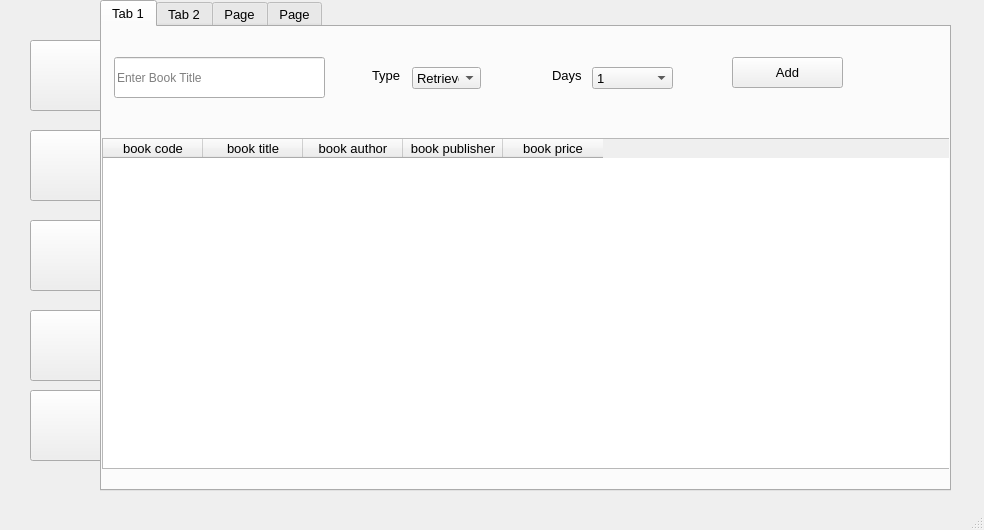
Old version of the form LMS/library.ui in the repository Chidvilasreddy/DBMS_MINI_PROJECT.
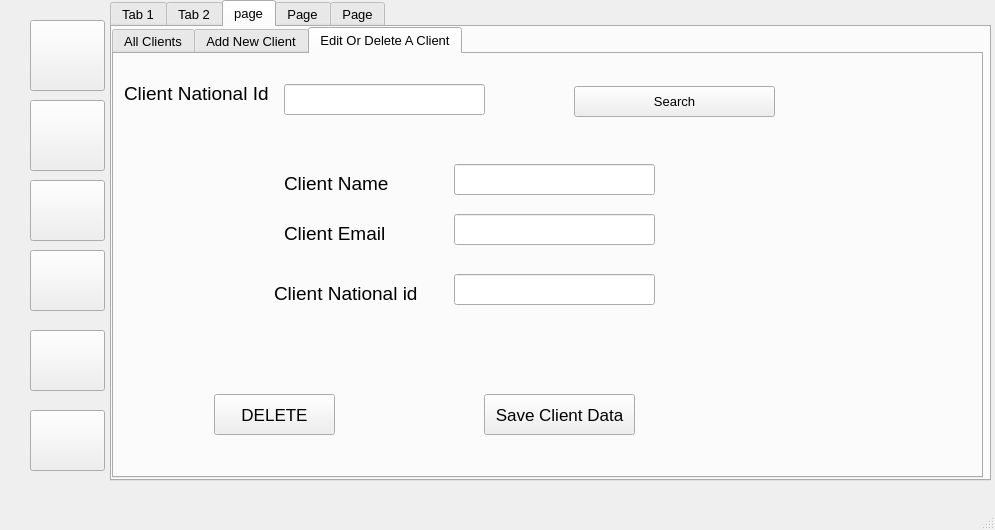
New version of the form. The open tabs and pages were chosen to show the change. Icons and pictures are not drawn.

What changed in the file:
```diff
--- a/LMS/library.ui
+++ b/LMS/library.ui
@@ -6,7 +6,7 @@
    <rect>
     <x>0</x>
     <y>0</y>
-    <width>984</width>
+    <width>995</width>
     <height>530</height>
    </rect>
   </property>
@@ -18,7 +18,7 @@
     <property name="geometry">
      <rect>
       <x>30</x>
-      <y>40</y>
+      <y>20</y>
       <width>75</width>
       <height>71</height>
      </rect>
@@ -41,7 +41,7 @@
     <property name="geometry">
      <rect>
       <x>30</x>
-      <y>130</y>
+      <y>100</y>
       <width>75</width>
       <height>71</height>
      </rect>
@@ -64,9 +64,9 @@
     <property name="geometry">
      <rect>
       <x>30</x>
-      <y>220</y>
+      <y>250</y>
       <width>75</width>
-      <height>71</height>
+      <height>61</height>
      </rect>
     </property>
     <property name="text">
@@ -87,9 +87,9 @@
     <property name="geometry">
      <rect>
       <x>30</x>
-      <y>310</y>
+      <y>330</y>
       <width>75</width>
-      <height>71</height>
+      <height>61</height>
      </rect>
     </property>
     <property name="text">
@@ -110,9 +110,9 @@
     <property name="geometry">
      <rect>
       <x>30</x>
-      <y>390</y>
+      <y>410</y>
       <width>75</width>
-      <height>71</height>
+      <height>61</height>
      </rect>
     </property>
     <property name="text">
@@ -132,10 +132,10 @@
    <widget class="QTabWidget" name="tabWidget">
     <property name="geometry">
      <rect>
-      <x>100</x>
+      <x>110</x>
       <y>0</y>
-      <width>851</width>
-      <height>491</height>
+      <width>881</width>
+      <height>481</height>
      </rect>
     </property>
     <property name="font">
@@ -156,40 +156,40 @@
        <rect>
         <x>0</x>
         <y>111</y>
-        <width>851</width>
+        <width>861</width>
         <height>331</height>
        </rect>
       </property>
       <column>
        <property name="text">
-        <string>book code</string>
+        <string>Book Name</string>
        </property>
       </column>
       <column>
        <property name="text">
-        <string>book title</string>
+        <string>Client Name</string>
        </property>
       </column>
       <column>
        <property name="text">
-        <string>book author</string>
+        <string>Type</string>
        </property>
       </column>
       <column>
        <property name="text">
-        <string>book publisher</string>
+        <string>From</string>
        </property>
       </column>
       <column>
        <property name="text">
-        <string>book price</string>
+        <string>To</string>
        </property>
       </column>
      </widget>
      <widget class="QPushButton" name="pushButton_6">
       <property name="geometry">
        <rect>
-        <x>630</x>
+        <x>750</x>
         <y>30</y>
         <width>111</width>
         <height>31</height>
@@ -202,7 +202,7 @@
      <widget class="QLineEdit" name="lineEdit">
       <property name="geometry">
        <rect>
-        <x>12</x>
+        <x>0</x>
         <y>30</y>
         <width>211</width>
         <height>41</height>
@@ -221,9 +221,9 @@
      <widget class="QComboBox" name="comboBox">
       <property name="geometry">
        <rect>
-        <x>310</x>
+        <x>490</x>
         <y>40</y>
-        <width>69</width>
+        <width>71</width>
         <height>22</height>
        </rect>
       </property>
@@ -241,7 +241,7 @@
      <widget class="QComboBox" name="comboBox_2">
       <property name="geometry">
        <rect>
-        <x>490</x>
+        <x>620</x>
         <y>40</y>
         <width>81</width>
         <height>22</height>
@@ -301,7 +301,7 @@
      <widget class="QLabel" name="label_2">
       <property name="geometry">
        <rect>
-        <x>450</x>
+        <x>590</x>
         <y>40</y>
         <width>31</width>
         <height>16</height>
@@ -314,7 +314,7 @@
      <widget class="QLabel" name="label_3">
       <property name="geometry">
        <rect>
-        <x>270</x>
+        <x>450</x>
         <y>40</y>
         <width>31</width>
         <height>16</height>
@@ -801,6 +801,337 @@
          <string>DELETE</string>
         </property>
        </widget>
+       <widget class="QTextEdit" name="textEdit_2">
+        <property name="geometry">
+         <rect>
+          <x>30</x>
+          <y>130</y>
+          <width>301</width>
+          <height>191</height>
+         </rect>
+        </property>
+       </widget>
+      </widget>
+     </widget>
+    </widget>
+    <widget class="QWidget" name="tab_8">
+     <attribute name="title">
+      <string>page</string>
+     </attribute>
+     <widget class="QTabWidget" name="tabWidget_4">
+      <property name="geometry">
+       <rect>
+        <x>0</x>
+        <y>0</y>
+        <width>871</width>
+        <height>451</height>
+       </rect>
+      </property>
+      <property name="currentIndex">
+       <number>0</number>
+      </property>
+      <widget class="QWidget" name="tab_12">
+       <attribute name="title">
+        <string>All Clients</string>
+       </attribute>
+       <widget class="QTableWidget" name="tableWidget_6">
+        <property name="geometry">
+         <rect>
+          <x>0</x>
+          <y>0</y>
+          <width>881</width>
+          <height>421</height>
+         </rect>
+        </property>
+        <column>
+         <property name="text">
+          <string>Client Name</string>
+         </property>
+        </column>
+        <column>
+         <property name="text">
+          <string>Client Email</string>
+         </property>
+        </column>
+        <column>
+         <property name="text">
+          <string>Client National id</string>
+         </property>
+        </column>
+       </widget>
+      </widget>
+      <widget class="QWidget" name="tab_13">
+       <attribute name="title">
+        <string>Add New Client</string>
+       </attribute>
+       <widget class="QLineEdit" name="lineEdit_7">
+        <property name="geometry">
+         <rect>
+          <x>280</x>
+          <y>50</y>
+          <width>201</width>
+          <height>31</height>
+         </rect>
+        </property>
+       </widget>
+       <widget class="QPushButton" name="pushButton_22">
+        <property name="geometry">
+         <rect>
+          <x>300</x>
+          <y>330</y>
+          <width>191</width>
+          <height>41</height>
+         </rect>
+        </property>
+        <property name="font">
+         <font>
+          <pointsize>13</pointsize>
+         </font>
+        </property>
+        <property name="text">
+         <string>Add New Client</string>
+        </property>
+       </widget>
+       <widget class="QLabel" name="label_13">
+        <property name="geometry">
+         <rect>
+          <x>50</x>
+          <y>60</y>
+          <width>111</width>
+          <height>19</height>
+         </rect>
+        </property>
+        <property name="font">
+         <font>
+          <pointsize>14</pointsize>
+         </font>
+        </property>
+        <property name="text">
+         <string>Client Name</string>
+        </property>
+       </widget>
+       <widget class="QLineEdit" name="lineEdit_8">
+        <property name="geometry">
+         <rect>
+          <x>280</x>
+          <y>110</y>
+          <width>201</width>
+          <height>31</height>
+         </rect>
+        </property>
+       </widget>
+       <widget class="QLineEdit" name="lineEdit_9">
+        <property name="geometry">
+         <rect>
+          <x>280</x>
+          <y>170</y>
+          <width>201</width>
+          <height>31</height>
+         </rect>
+        </property>
+       </widget>
+       <widget class="QLabel" name="label_14">
+        <property name="geometry">
+         <rect>
+          <x>50</x>
+          <y>120</y>
+          <width>111</width>
+          <height>19</height>
+         </rect>
+        </property>
+        <property name="font">
+         <font>
+          <pointsize>14</pointsize>
+         </font>
+        </property>
+        <property name="text">
+         <string>Client Email</string>
+        </property>
+       </widget>
+       <widget class="QLabel" name="label_15">
+        <property name="geometry">
+         <rect>
+          <x>50</x>
+          <y>170</y>
+          <width>161</width>
+          <height>19</height>
+         </rect>
+        </property>
+        <property name="font">
+         <font>
+          <pointsize>14</pointsize>
+         </font>
+        </property>
+        <property name="text">
+         <string>Client National id</string>
+        </property>
+       </widget>
+      </widget>
+      <widget class="QWidget" name="tab_14">
+       <attribute name="title">
+        <string>Edit Or Delete A Client</string>
+       </attribute>
+       <widget class="QLineEdit" name="lineEdit_10">
+        <property name="geometry">
+         <rect>
+          <x>170</x>
+          <y>30</y>
+          <width>201</width>
+          <height>31</height>
+         </rect>
+        </property>
+       </widget>
+       <widget class="QLabel" name="label_37">
+        <property name="geometry">
+         <rect>
+          <x>10</x>
+          <y>30</y>
+          <width>151</width>
+          <height>19</height>
+         </rect>
+        </property>
+        <property name="font">
+         <font>
+          <pointsize>14</pointsize>
+         </font>
+        </property>
+        <property name="text">
+         <string>Client National Id</string>
+        </property>
+       </widget>
+       <widget class="QPushButton" name="pushButton_23">
+        <property name="geometry">
+         <rect>
+          <x>370</x>
+          <y>340</y>
+          <width>151</width>
+          <height>41</height>
+         </rect>
+        </property>
+        <property name="font">
+         <font>
+          <pointsize>13</pointsize>
+         </font>
+        </property>
+        <property name="text">
+         <string>Save Client Data</string>
+        </property>
+       </widget>
+       <widget class="QPushButton" name="pushButton_24">
+        <property name="geometry">
+         <rect>
+          <x>460</x>
+          <y>32</y>
+          <width>201</width>
+          <height>31</height>
+         </rect>
+        </property>
+        <property name="text">
+         <string>Search</string>
+        </property>
+       </widget>
+       <widget class="QPushButton" name="pushButton_25">
+        <property name="geometry">
+         <rect>
+          <x>100</x>
+          <y>340</y>
+          <width>121</width>
+          <height>41</height>
+         </rect>
+        </property>
+        <property name="font">
+         <font>
+          <pointsize>13</pointsize>
+         </font>
+        </property>
+        <property name="text">
+         <string>DELETE</string>
+        </property>
+       </widget>
+       <widget class="QLineEdit" name="lineEdit_11">
+        <property name="geometry">
+         <rect>
+          <x>340</x>
+          <y>110</y>
+          <width>201</width>
+          <height>31</height>
+         </rect>
+        </property>
+       </widget>
+       <widget class="QLineEdit" name="lineEdit_27">
+        <property name="geometry">
+         <rect>
+          <x>340</x>
+          <y>160</y>
+          <width>201</width>
+          <height>31</height>
+         </rect>
+        </property>
+       </widget>
+       <widget class="QLineEdit" name="lineEdit_28">
+        <property name="geometry">
+         <rect>
+          <x>340</x>
+          <y>220</y>
+          <width>201</width>
+          <height>31</height>
+         </rect>
+        </property>
+       </widget>
+       <widget class="QLabel" name="label_38">
+        <property name="geometry">
+         <rect>
+          <x>170</x>
+          <y>120</y>
+          <width>111</width>
+          <height>19</height>
+         </rect>
+        </property>
+        <property name="font">
+         <font>
+          <pointsize>14</pointsize>
+         </font>
+        </property>
+        <property name="text">
+         <string>Client Name</string>
+        </property>
+       </widget>
+       <widget class="QLabel" name="label_16">
+        <property name="geometry">
+         <rect>
+          <x>170</x>
+          <y>170</y>
+          <width>111</width>
+          <height>19</height>
+         </rect>
+        </property>
+        <property name="font">
+         <font>
+          <pointsize>14</pointsize>
+         </font>
+        </property>
+        <property name="text">
+         <string>Client Email</string>
+        </property>
+       </widget>
+       <widget class="QLabel" name="label_17">
+        <property name="geometry">
+         <rect>
+          <x>160</x>
+          <y>230</y>
+          <width>161</width>
+          <height>19</height>
+         </rect>
+        </property>
+        <property name="font">
+         <font>
+          <pointsize>14</pointsize>
+         </font>
+        </property>
+        <property name="text">
+         <string>Client National id</string>
+        </property>
+       </widget>
       </widget>
      </widget>
     </widget>
@@ -1351,6 +1682,29 @@
      </widget>
     </widget>
    </widget>
+   <widget class="QPushButton" name="pushButton_26">
+    <property name="geometry">
+     <rect>
+      <x>30</x>
+      <y>180</y>
+      <width>75</width>
+      <height>61</height>
+     </rect>
+    </property>
+    <property name="text">
+     <string/>
+    </property>
+    <property name="icon">
+     <iconset resource="icons.qrc">
+      <normaloff>:/icons/users.png</normaloff>:/icons/users.png</iconset>
+    </property>
+    <property name="iconSize">
+     <size>
+      <width>60</width>
+      <height>60</height>
+     </size>
+    </property>
+   </widget>
   </widget>
   <widget class="QMenuBar" name="menubar">
    <property name="geometry">
```
Left out of the diff: 401 changed lines with no effect on the pictures.
